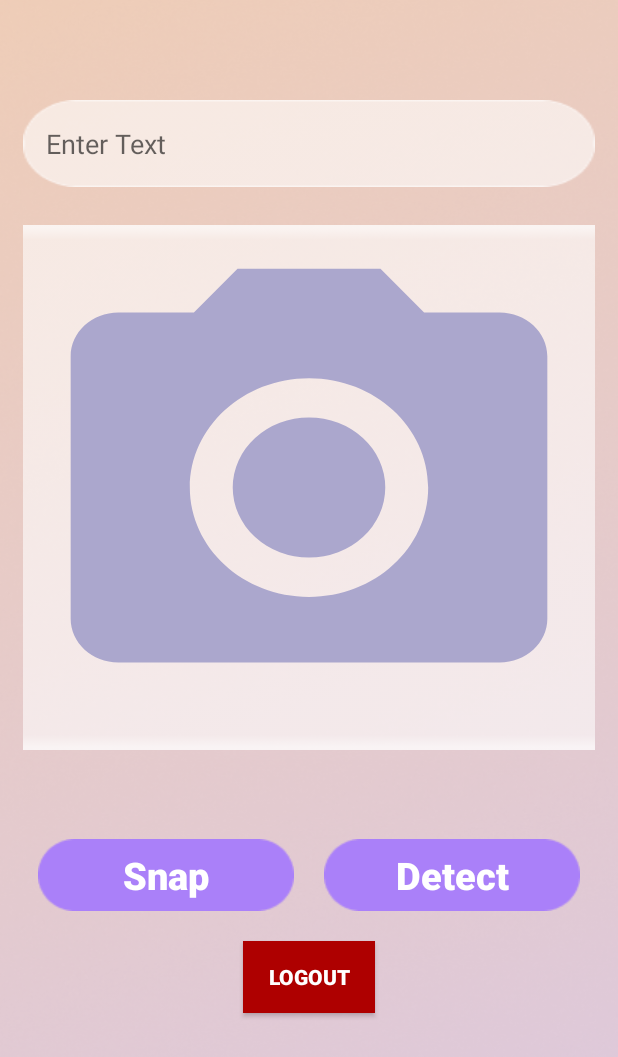
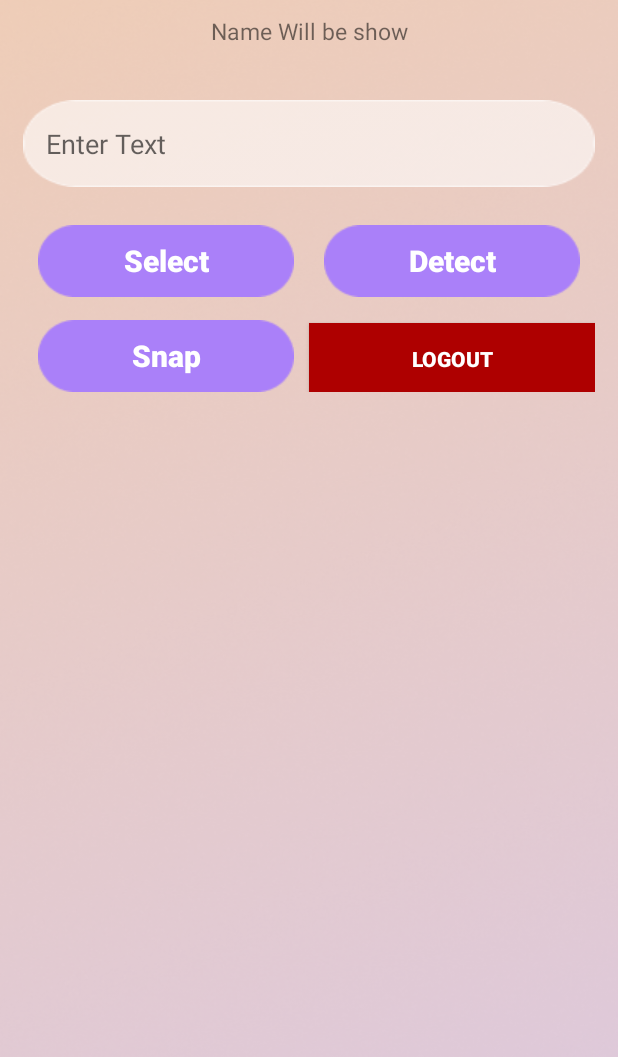
Before and after one commit to nurnobishanto/BookLens, an Android app: the layout activity_main.xml on its own in the app's theme, with its tools: preview values and no code run, on a phone screen of 412 x 824 dp. Shown: the top 1057 px of the screen. Run offline under Robolectric (Android 15) with nearby library versions, the phone set to English and light mode, and no system bars.

Commit message:
Add Select and Snap

```diff
--- a/app/src/main/java/com/softitbd/booklens/Signup.java
+++ b/app/src/main/java/com/softitbd/booklens/Signup.java
@@ -79,7 +79,7 @@ public class Signup extends AppCompatActivity {
                                 // Sign in success, update UI with the signed-in user's information
                                 FirebaseUser user = mAuth.getCurrentUser();
                                 mDatabase.child("users").child(user.getUid()).child("name").setValue(name);
-                                startActivity(new Intent(Signup.this,MainActivity.class));
+                                startActivity(new Intent(Signup.this,SelectActivity.class));
                                 finish();
 
                             } else {
--- a/app/src/main/res/layout/activity_main.xml
+++ b/app/src/main/res/layout/activity_main.xml
@@ -8,12 +8,22 @@
     android:gravity="center|top"
     android:background="@drawable/bg"
     tools:context=".MainActivity">
+    <ScrollView
+        android:layout_width="match_parent"
+        android:layout_height="match_parent">
+        <LinearLayout
+            android:layout_width="match_parent"
+            android:layout_height="match_parent"
+            android:orientation="vertical">
             <TextView
-        android:layout_width="wrap_content"
+                android:layout_width="match_parent"
                 android:layout_height="wrap_content"
                 android:id="@+id/name"
+                android:text="Name Will be show"
                 android:textSize="15sp"
-        android:layout_marginVertical="10dp"/>
+                android:textAlignment="center"
+                android:layout_margin="10dp"
+                />
 
             <EditText
                 android:layout_width="match_parent"
@@ -26,21 +36,20 @@
                 android:paddingHorizontal="15dp"/>
             <!--image view to display our image-->
             <ImageView
-        android:layout_marginHorizontal="15dp"
-        android:background="@drawable/camera"
+                android:layout_margin="15dp"
                 android:id="@+id/image"
                 android:layout_width="match_parent"
-        android:layout_height="350dp"
-        android:src="@drawable/input_bg"
-        android:scaleType="centerCrop" />
+                android:visibility="gone"
+                android:layout_height="250dp"
+                />
 
             <!--text view to display our extracted text-->
             <TextView
-        android:layout_marginHorizontal="15dp"
+                android:visibility="gone"
+                android:layout_margin="15dp"
                 android:id="@+id/text"
                 android:layout_width="match_parent"
                 android:layout_height="wrap_content"
-        android:layout_marginVertical="20dp"
                 android:textStyle="bold" />
             <LinearLayout
                 android:layout_marginHorizontal="15dp"
@@ -48,15 +57,15 @@
                 android:layout_height="wrap_content"
                 android:orientation="horizontal">
                 <Button
-            android:id="@+id/snapbtn"
+                    android:id="@+id/selectbtn"
                     android:layout_width="match_parent"
                     android:layout_height="wrap_content"
                     android:background="@drawable/rectangle_btn"
-            android:text="@string/snap"
+                    android:text="Select"
                     android:layout_marginHorizontal="10dp"
                     android:layout_weight="1"
                     android:textAllCaps="false"
-            android:textSize="25sp"
+                    android:textSize="20sp"
                     android:textColor="@color/white"
                     android:textStyle="bold" />
                 <Button
@@ -68,20 +77,43 @@
                     android:layout_weight="1"
                     android:text="@string/detect"
                     android:textAllCaps="false"
-            android:textSize="25sp"
+                    android:textSize="20sp"
                     android:textColor="@color/white"
                     android:textStyle="bold" />
 
             </LinearLayout>
-
+            <LinearLayout
+                android:layout_margin="15dp"
+                android:layout_width="match_parent"
+                android:layout_height="wrap_content"
+                android:orientation="horizontal">
                 <Button
-        android:layout_marginVertical="20dp"
-        android:layout_width="wrap_content"
+                    android:id="@+id/snapbtn"
+                    android:layout_width="match_parent"
+                    android:layout_height="wrap_content"
+                    android:background="@drawable/rectangle_btn"
+                    android:text="Snap"
+                    android:layout_marginHorizontal="10dp"
+                    android:layout_weight="1"
+                    android:textAllCaps="false"
+                    android:textSize="20sp"
+                    android:textColor="@color/white"
+                    android:textStyle="bold" />
+                <Button
+                    android:layout_width="match_parent"
                     android:layout_height="wrap_content"
                     android:background="#AE0000"
+                    android:layout_weight="1"
                     android:text="Logout"
                     android:onClick="Logout"
                     android:textColor="#FFFFFF"
                     android:textStyle="bold" />
 
             </LinearLayout>
+
+
+        </LinearLayout>
+    </ScrollView>
+
+
+</LinearLayout>
```
Also changed, not shown: app/src/main/AndroidManifest.xml (+10 -6 lines), app/src/main/java/com/softitbd/booklens/MainActivity.java (+117 -48 lines), app/src/main/java/com/softitbd/booklens/SelectActivity.java (added, +136 -0 lines), app/src/main/res/layout/activity_select.xml (added, +41 -0 lines), 42 other files. Lines whose indentation alone changed are shown as unchanged.
